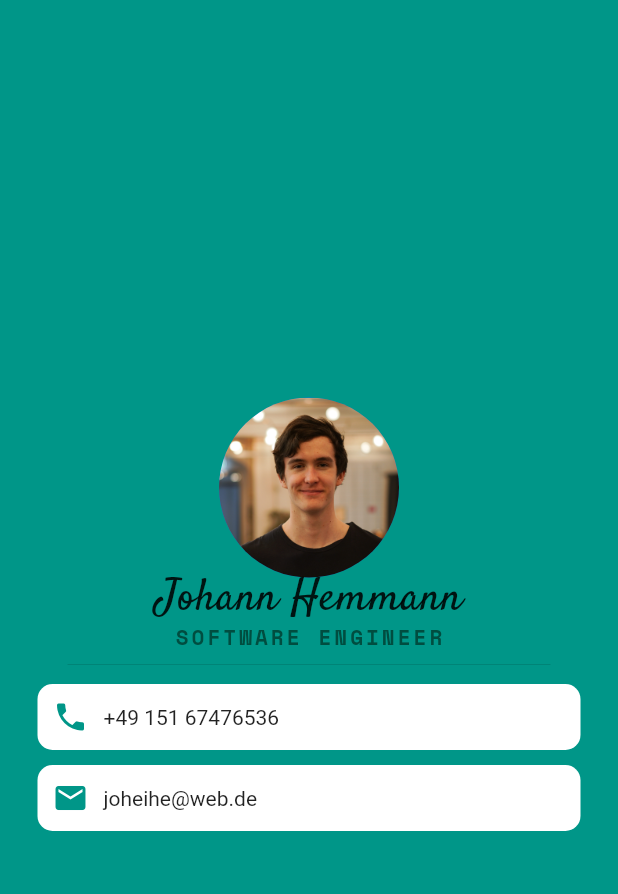
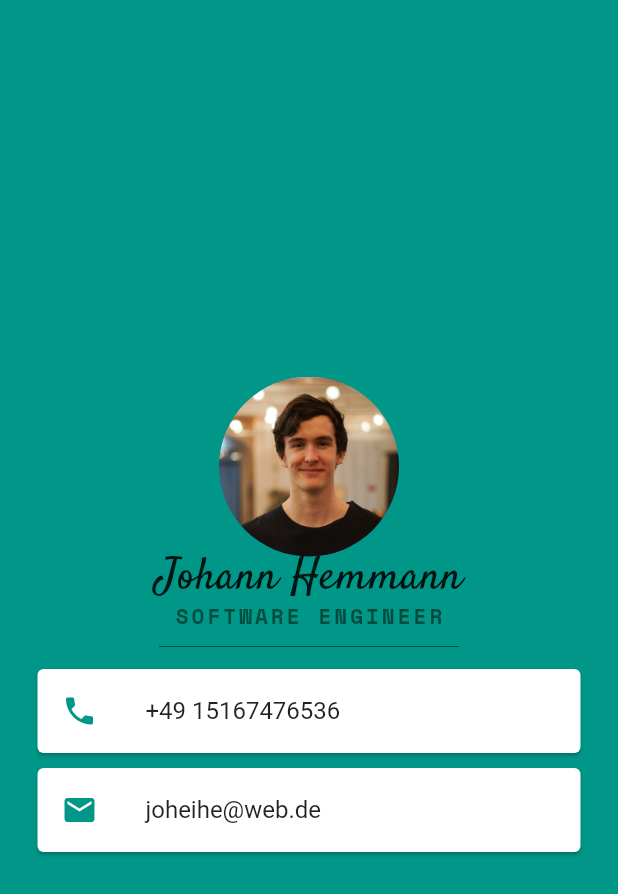
Before and after one commit to Urhengulas/hello_flutter, a Flutter app: the screen it shows after launch, on a phone screen of 412 x 824 dp. Shown: the top 894 px of the screen. Run offline on Flutter 3.47's test engine with Material 2 defaults, Android fonts, the phone set to English and light mode, and no system bars.

Commit message:
Business card improved solution

```diff
--- a/lib/main.dart
+++ b/lib/main.dart
@@ -41,46 +41,30 @@ class YourApp extends StatelessWidget {
                   ),
                 ),
                 Container(
-                  child: Divider(),
-                  margin: EdgeInsets.only(left: 40.0, right: 40.0),
-                ),
-                Container(
-                  margin: EdgeInsets.symmetric(horizontal: 20.0, vertical: 5.0),
-                  padding: EdgeInsets.all(10.0),
-                  decoration: BoxDecoration(
-                      borderRadius: BorderRadius.all(
-                        Radius.circular(10.0),
-                      ),
-                      color: Colors.white),
-                  child: Row(
-                    children: <Widget>[
-                      Icon(Icons.phone, color: Colors.teal),
-                      SizedBox(
-                        width: 10.0,
-                      ),
-                      Text("+49 151 67476536"),
-                    ],
+                  height: 20.0,
+                  width: 200.0,
+                  child: Divider(
+                    color: Colors.teal.shade900,
                   ),
                 ),
-                Container(
-                  margin: EdgeInsets.symmetric(
-                    vertical: 5.0,
-                    horizontal: 20.0,
+                Card(
+                  margin: EdgeInsets.symmetric(horizontal: 20.0, vertical: 5.0),
+                  child: ListTile(
+                    leading: Icon(
+                      Icons.phone,
+                      color: Colors.teal,
+                    ),
+                    title: Text("+49 15167476536"),
                   ),
-                  padding: EdgeInsets.all(10.0),
-                  decoration: BoxDecoration(
-                      borderRadius: BorderRadius.all(
-                        Radius.circular(10.0),
-                      ),
-                      color: Colors.white),
-                  child: Row(
-                    children: <Widget>[
-                      Icon(Icons.email, color: Colors.teal),
-                      SizedBox(
-                        width: 10.0,
-                      ),
-                      Text("joheihe@web.de"),
-                    ],
+                ),
+                Card(
+                  margin: EdgeInsets.symmetric(horizontal: 20.0, vertical: 5.0),
+                  child: ListTile(
+                    leading: Icon(
+                      Icons.email,
+                      color: Colors.teal,
+                    ),
+                    title: Text("joheihe@web.de"),
                   ),
                 )
               ],
```
